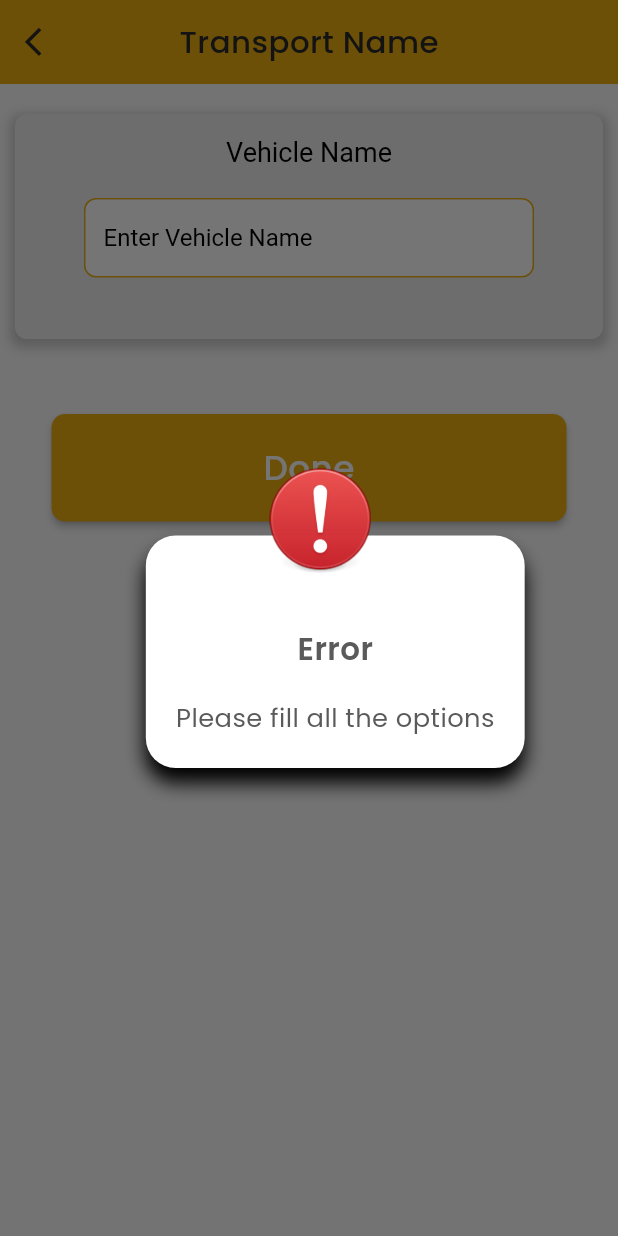
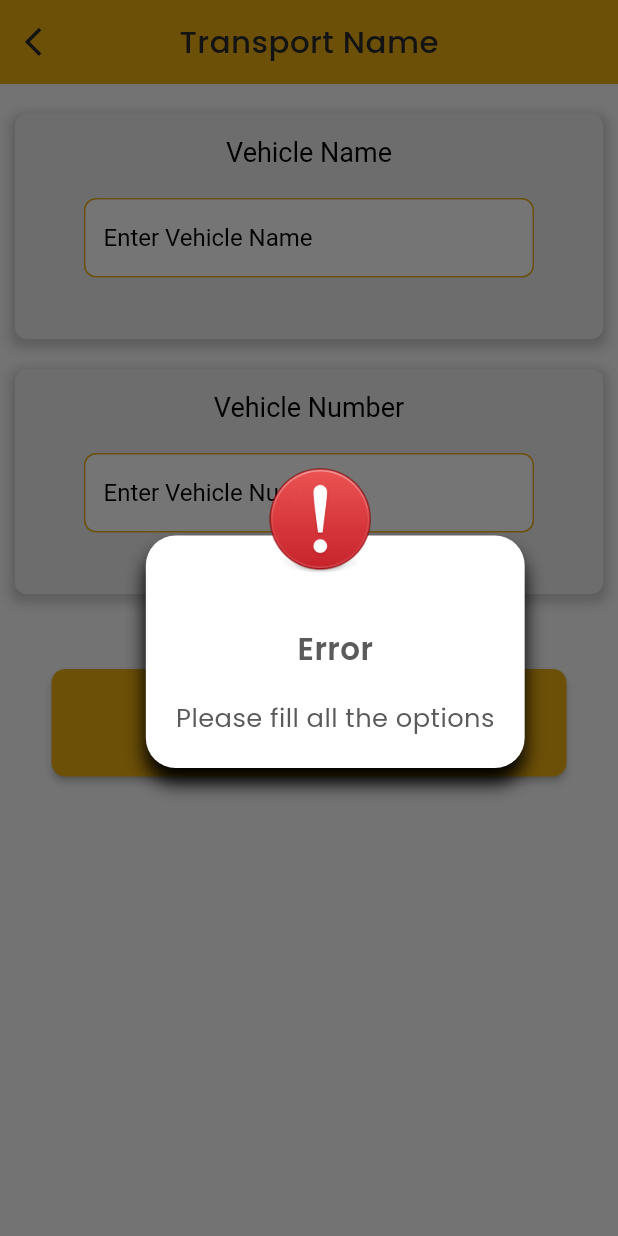
Before and after one commit to abdullah517/EasyRider, a Flutter app: the transportname screen opened directly, after a tap on "Done", on a phone screen of 412 x 824 dp. Run offline on Flutter 3.47's test engine with Material 3 defaults, Android fonts, the phone set to English and light mode, and no system bars; our stand-ins replace camera, cloud_firestore, firebase_auth, firebase_core, firebase_database, firebase_messaging and 14 more; missing offline and left inert: cnic_scanner, email_otp, flutter_geofire, flutter_polyline_points, maps_toolkit; accounts and stored records are empty; project files that could hold a hidden picture were left out.

Commit message:
Some Updates

```diff
--- a/lib/Providers/driverregprovider.dart
+++ b/lib/Providers/driverregprovider.dart
@@ -182,13 +182,14 @@ class Motoreg extends Driverregprovider3 {}
 
 class Transportnameprovider extends ChangeNotifier {
   bool loading = false;
-  Future<void> savedetail(
-      String userId, String transportname, BuildContext context) async {
+  Future<void> savedetail(String userId, String transportname,
+      String tranposrtnumber, BuildContext context) async {
     final collection = FirebaseFirestore.instance.collection('drivers');
     loading = true;
     notifyListeners();
     await collection.doc(userId).set({
       'Transportname': transportname,
+      'Vehicle_Number': tranposrtnumber,
     }, SetOptions(merge: true));
     loading = false;
     notifyListeners();
--- a/lib/view/Authentication/view/Driver/transportname.dart
+++ b/lib/view/Authentication/view/Driver/transportname.dart
@@ -11,7 +11,8 @@ import '../../../../Providers/userdataprovider.dart';
 
 // ignore: camel_case_types
 class transportname extends StatelessWidget {
-  final TextEditingController _controller = TextEditingController();
+  final TextEditingController _controller1 = TextEditingController();
+  final TextEditingController _controller2 = TextEditingController();
   final String title;
   transportname({super.key, required this.title});
 
@@ -69,8 +70,65 @@ class transportname extends StatelessWidget {
                         Padding(
                           padding: const EdgeInsets.only(top: 20),
                           child: CustomTextField(
-                            controller: _controller,
+                            controller: _controller1,
                             hintText: 'Enter Vehicle Name',
+                            isNumericOnly: false,
+                          ),
+                        ),
+                      ],
+                    ),
+                  ],
+                ),
+              ),
+            ),
+            Padding(
+              padding: const EdgeInsets.only(
+                top: 20,
+                left: 10,
+                right: 10,
+              ),
+              child: Container(
+                height: 150,
+                width: 450,
+                decoration: BoxDecoration(
+                  color: Colors.grey[200],
+                  borderRadius: BorderRadius.circular(8.0),
+                  boxShadow: [
+                    BoxShadow(
+                      color: Colors.grey.withOpacity(0.5),
+                      spreadRadius: 3,
+                      blurRadius: 5,
+                      offset: const Offset(0, 3),
+                    ),
+                  ],
+                ),
+                child: Column(
+                  children: [
+                    const Padding(
+                      padding: EdgeInsets.only(
+                        top: 15,
+                      ),
+                      child: Text(
+                        "Vehicle Number",
+                        style: TextStyle(
+                          // Making text bold
+                          color: Colors.black, // Changing text color
+                          fontSize: 18, // Changing text size
+                        ),
+                      ),
+                    ),
+                    Column(
+                      children: [
+                        const Padding(
+                          padding: EdgeInsets.only(
+                            top: 0,
+                          ),
+                        ),
+                        Padding(
+                          padding: const EdgeInsets.only(top: 20),
+                          child: CustomTextField(
+                            controller: _controller2,
+                            hintText: 'Enter Vehicle Number',
                             isNumericOnly: false,
                           ),
                         ),
@@ -92,17 +150,20 @@ class transportname extends StatelessWidget {
                   fontWeight: FontWeight.w500,
                   borderRadius: 8,
                   ontap: () {
-                        if (_controller.text == '') {
+                    if (_controller1.text == '' || _controller2.text == '') {
                       errordialogue(context);
                     } else {
-                          String userid = Provider.of<Userdataprovider>(context,
-                                  listen: false)
+                      String userid =
+                          Provider.of<Userdataprovider>(context, listen: false)
                               .userId;
 
-                          value.savedetail(userid, _controller.text, context);
+                      value.savedetail(userid, _controller1.text,
+                          _controller2.text, context);
                     }
-                      }),
-                )),
+                  },
+                ),
+              ),
+            ),
           ],
         ),
       ),
```
Also changed, not shown: lib/view/Authentication/view/Driver/bottomnav.dart (+2 -10 lines), lib/view/Authentication/view/Driver/driverdrawer.dart (+12 -5 lines). Lines whose indentation alone changed are shown as unchanged.
